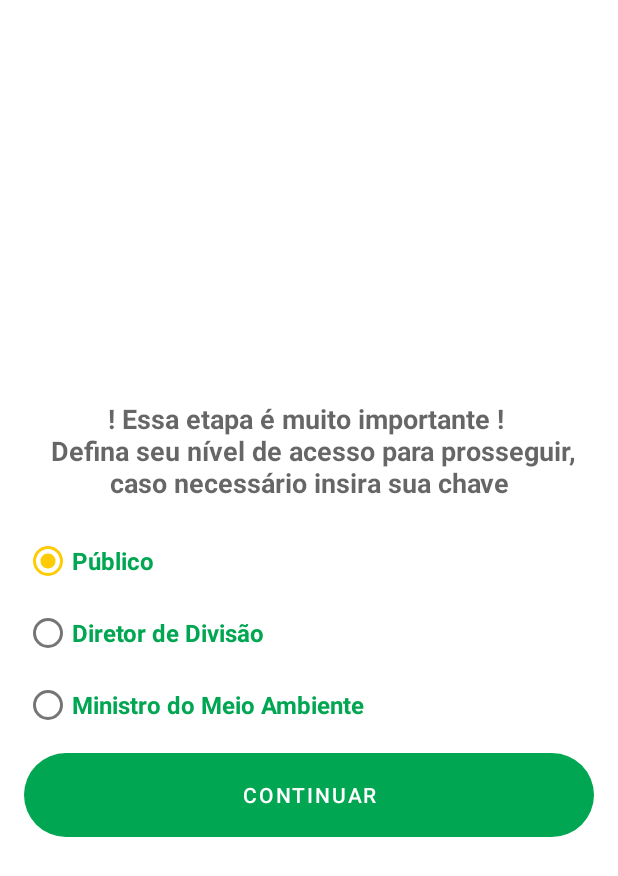
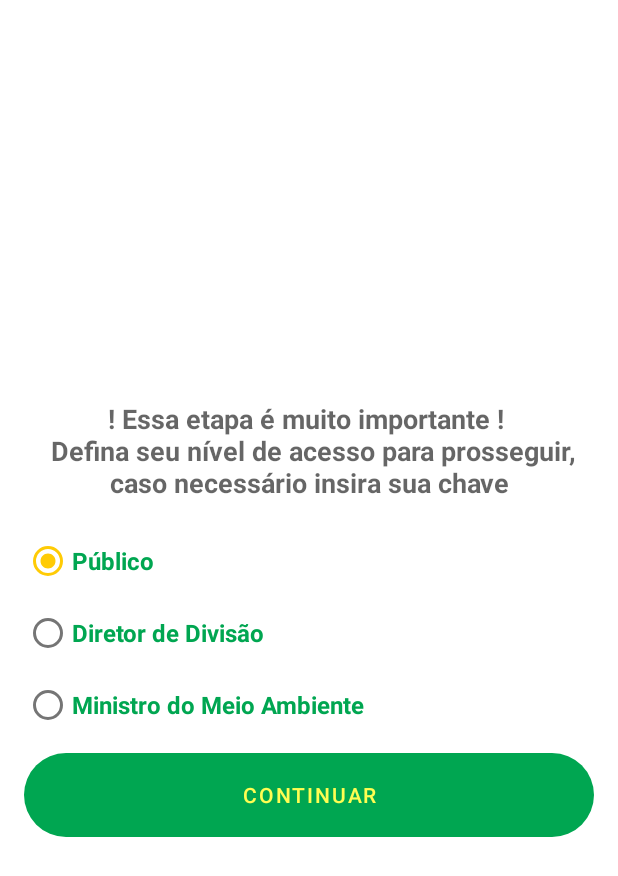
Before and after one commit to CaioVieiraF/APS-2s-2021, an Android app: the SignUpAccessLevelFragment screen opened through its navigation route, on a phone screen of 412 x 824 dp. Shown: the top 876 px of the screen. Run offline under Robolectric (Android 15) with nearby library versions, the phone set to English and light mode, and no system bars; libraries missing offline, so code that uses them is left out: com.blankj.utilcode.

Commit message:
update text color for buttons to yellow

```diff
--- a/app/src/main/res/layout/fragment_login.xml
+++ b/app/src/main/res/layout/fragment_login.xml
@@ -73,7 +73,7 @@
         android:layout_marginTop="16dp"
         android:layout_marginEnd="16dp"
         android:background="@drawable/button_shape"
-        android:textColor="@color/white"
+        android:textColor="@color/brazil_yellow_light"
         android:text="Entrar"
         app:layout_constraintEnd_toEndOf="parent"
         app:layout_constraintStart_toStartOf="parent"
--- a/app/src/main/res/layout/fragment_sign_up_access_level.xml
+++ b/app/src/main/res/layout/fragment_sign_up_access_level.xml
@@ -86,7 +86,7 @@
         android:layout_marginEnd="16dp"
         android:background="@drawable/button_shape"
         android:text="Continuar"
-        android:textColor="@color/white"
+        android:textColor="@color/brazil_yellow_light"
         app:layout_constraintBottom_toBottomOf="parent"
         app:layout_constraintEnd_toEndOf="parent"
         app:layout_constraintStart_toStartOf="parent"
--- a/app/src/main/res/layout/fragment_sign_up_address.xml
+++ b/app/src/main/res/layout/fragment_sign_up_address.xml
@@ -275,7 +275,7 @@
             android:layout_marginTop="16dp"
             android:background="@drawable/button_shape"
             android:text="Continuar"
-            android:textColor="@color/white"
+            android:textColor="@color/brazil_yellow_light"
             app:layout_constraintEnd_toEndOf="parent"
             app:layout_constraintStart_toStartOf="parent"
             app:layout_constraintTop_toBottomOf="@+id/textInputPasswordLayout" />
--- a/app/src/main/res/layout/fragment_sign_up_basic_info.xml
+++ b/app/src/main/res/layout/fragment_sign_up_basic_info.xml
@@ -235,7 +235,7 @@
         android:layout_marginTop="16dp"
         android:background="@drawable/button_shape"
         android:text="Continuar"
-        android:textColor="@color/white"
+        android:textColor="@color/brazil_yellow_light"
         app:layout_constraintEnd_toEndOf="parent"
         app:layout_constraintStart_toStartOf="parent"
         app:layout_constraintTop_toBottomOf="@+id/textInputPasswordLayout" />
--- a/app/src/main/res/layout/fragment_sign_up_password.xml
+++ b/app/src/main/res/layout/fragment_sign_up_password.xml
@@ -89,7 +89,7 @@
         android:layout_marginEnd="16dp"
         android:background="@drawable/button_shape"
         android:text="Finalizar"
-        android:textColor="@color/white"
+        android:textColor="@color/brazil_yellow_light"
         app:layout_constraintBottom_toBottomOf="parent"
         app:layout_constraintEnd_toEndOf="parent"
         app:layout_constraintStart_toStartOf="parent"
```
